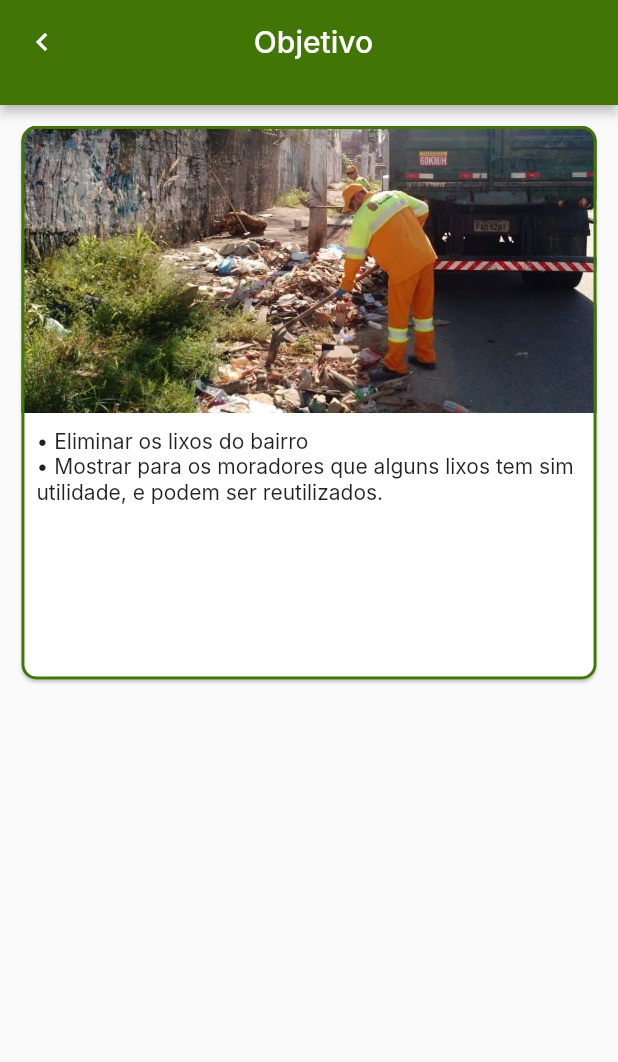
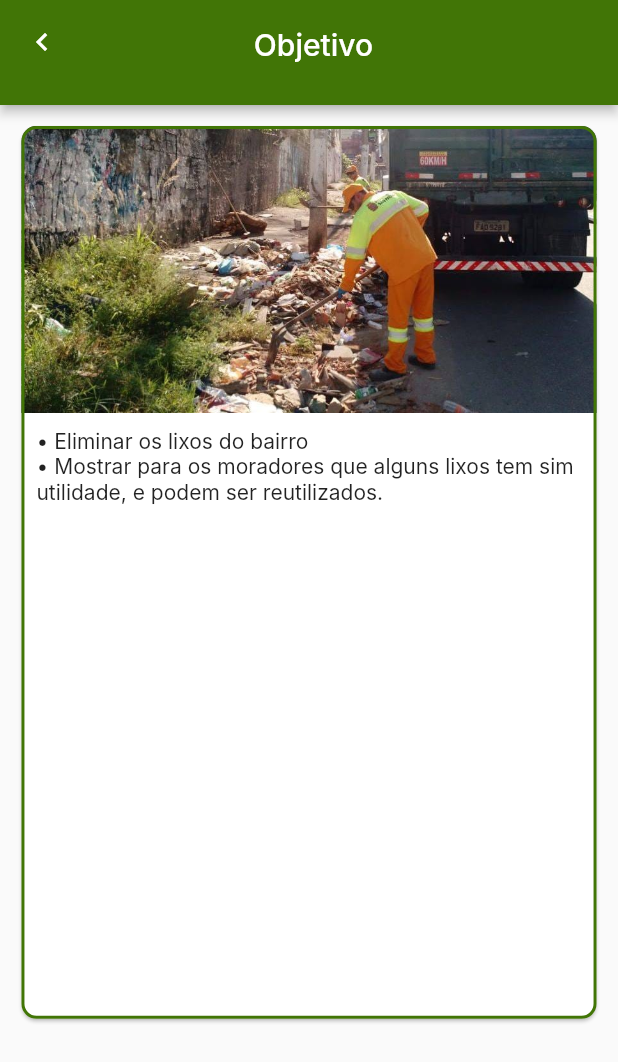
Before and after one commit to rafaelcsilvadev/ecokotam, a Flutter app: the Objective screen opened by its route, on a phone screen of 412 x 824 dp. Shown: the top 1062 px of the screen. Run offline on Flutter 3.47's test engine with Material 2 defaults, Android fonts, the phone set to English and light mode, and no system bars; our stand-ins replace flutter_svg_provider, get; Roboto replaces fonts that are missing (Inter).

Commit message:
Criado card e tela de reciclar organico

```diff
--- a/lib/routes/app_pages.dart
+++ b/lib/routes/app_pages.dart
@@ -1,6 +1,7 @@
 import 'package:ecokotam/routes/routes.dart';
 import 'package:ecokotam/views/pages/menu.dart';
 import 'package:ecokotam/views/pages/objective.dart';
+import 'package:ecokotam/views/pages/recycle_organic.dart';
 import 'package:ecokotam/views/pages/signIn.dart';
 import 'package:get/get.dart';
 
@@ -18,5 +19,9 @@ class AppPages {
       name: Routes.objective,
       page: () => const Objective(),
     ),
+    GetPage(
+      name: Routes.recycleOrganic,
+      page: () => const RecycleOrganic(),
+    ),
   ];
 }
--- a/lib/routes/routes.dart
+++ b/lib/routes/routes.dart
@@ -2,4 +2,5 @@ abstract class Routes {
   static const signIn = '/sigIn';
   static const menu = '/menu';
   static const objective = '/objective';
+  static const recycleOrganic = '/recycle_organic';
 }
--- a/lib/views/pages/menu.dart
+++ b/lib/views/pages/menu.dart
@@ -83,7 +83,7 @@ class Menu extends StatelessWidget {
                             width: 100,
                             height: 110,
                             child: ActionButton(
-                              onPressed: () => {},
+                              onPressed: () => Navigator.pushNamed(context, Routes.recycleOrganic),
                               title: 'Reutilizar\nOrgânico',
                               icon: Icons.recycling,
                             ),
--- a/lib/views/widgets/app_bar_ecokotam.dart
+++ b/lib/views/widgets/app_bar_ecokotam.dart
@@ -32,14 +32,16 @@ class AppBarEcokotam extends StatelessWidget implements PreferredSizeWidget {
           );
         }) : null,
         automaticallyImplyLeading: hasLeading,
-        title: hasLeading == false ? Center(
+        title: hasLeading == false ? Container(
+          margin: const EdgeInsets.only(top: 5),
+          alignment: Alignment.center,
           child: Text(
             title,
             style: const TextStyle(fontFamily: 'Inter'),
           ),
         ) : Container(
           alignment: Alignment.center,
-          margin: const EdgeInsets.only(right: 50),
+          margin: const EdgeInsets.only(right: 50, top: 5),
           child: Text(
             title,
             style: const TextStyle(fontFamily: 'Inter'),
--- a/lib/views/widgets/info_card.dart
+++ b/lib/views/widgets/info_card.dart
@@ -20,7 +20,7 @@ class InfoCard extends StatelessWidget {
   Widget build(BuildContext context) {
     return Container(
       width: width * 0.95,
-      height: height * 0.5,
+      height: height * 0.8,
       margin: const EdgeInsets.only(top: 10),
       child: Card(
         shape: RoundedRectangleBorder(
@@ -43,7 +43,7 @@ class InfoCard extends StatelessWidget {
             Padding(
               padding: const EdgeInsets.symmetric(horizontal: 10, vertical: 10),
               child: SizedBox(
-                height: height * 0.22,
+                height: height * 0.42,
                 child: SingleChildScrollView(
                   child: widget,
                 ),
```
Also changed, not shown: lib/views/pages/recycle_organic.dart (added, +72 -0 lines).
